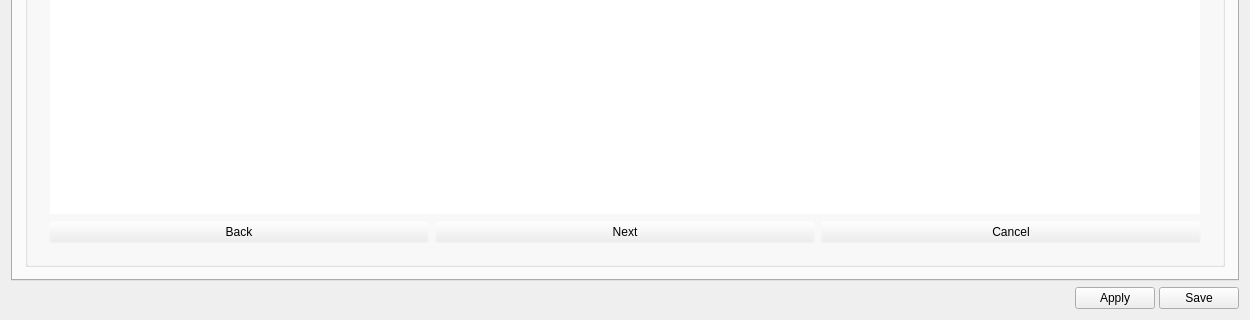
First picture: the form in ground/openpilotgcs/src/plugins/config/input.ui, repository openpilot/OpenPilot, before the edit; both pictures show x 0 to 1250 and y 435 to 755 of the 1250 by 755 pixel window.
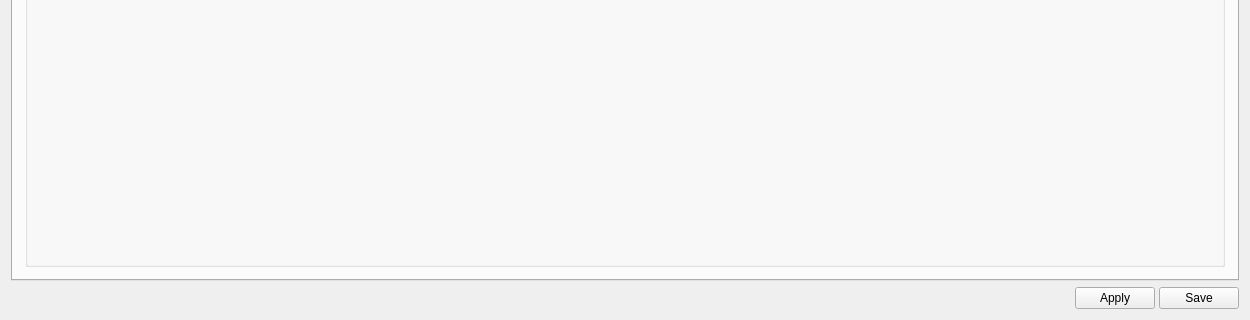
Second picture: the form after the edit. The open tabs and pages were chosen to show the change. Icons and pictures are not drawn.

Commit message:
OP-969 - Fixed unnecessary resizing of input config wizard
Instead of dynamicly adding/removing widgets to the
single wizard page, created all the widgets ahead
and added them to QStackedWidget.

QStackedWidget keeps the size of the biggest child,
so re-layouting is not necessary.

Moved wizard UI to the separate .ui form
as original input.ui and/or implementation
file would be to overloaded otherwise.

```diff
--- a/ground/openpilotgcs/src/plugins/config/input.ui
+++ b/ground/openpilotgcs/src/plugins/config/input.ui
@@ -275,80 +275,6 @@
                  </layout>
                 </widget>
                 <widget class="QWidget" name="wizard">
-                 <layout class="QVBoxLayout" name="verticalLayout_5">
-                  <property name="leftMargin">
-                   <number>12</number>
-                  </property>
-                  <property name="topMargin">
-                   <number>12</number>
-                  </property>
-                  <property name="rightMargin">
-                   <number>12</number>
-                  </property>
-                  <property name="bottomMargin">
-                   <number>12</number>
-                  </property>
-                  <item>
-                   <widget class="QLabel" name="wzText">
-                    <property name="sizePolicy">
-                     <sizepolicy hsizetype="Preferred" vsizetype="Minimum">
-                      <horstretch>0</horstretch>
-                      <verstretch>0</verstretch>
-                     </sizepolicy>
-                    </property>
-                    <property name="wordWrap">
-                     <bool>true</bool>
-                    </property>
-                   </widget>
-                  </item>
-                  <item>
-                   <layout class="QVBoxLayout" name="radioButtonsLayout"/>
-                  </item>
-                  <item>
-                   <layout class="QGridLayout" name="checkBoxesLayout"/>
-                  </item>
-                  <item>
-                   <widget class="QLabel" name="wzText2">
-                    <property name="sizePolicy">
-                     <sizepolicy hsizetype="Preferred" vsizetype="Minimum">
-                      <horstretch>0</horstretch>
-                      <verstretch>0</verstretch>
-                     </sizepolicy>
-                    </property>
-                    <property name="wordWrap">
-                     <bool>true</bool>
-                    </property>
-                   </widget>
-                  </item>
-                  <item>
-                   <widget class="QGraphicsView" name="graphicsView"/>
-                  </item>
-                  <item>
-                   <layout class="QHBoxLayout" name="horizontalLayout_3">
-                    <item>
-                     <widget class="QPushButton" name="wzBack">
-                      <property name="text">
-                       <string>Back</string>
-                      </property>
-                     </widget>
-                    </item>
-                    <item>
-                     <widget class="QPushButton" name="wzNext">
-                      <property name="text">
-                       <string>Next</string>
-                      </property>
-                     </widget>
-                    </item>
-                    <item>
-                     <widget class="QPushButton" name="wzCancel">
-                      <property name="text">
-                       <string>Cancel</string>
-                      </property>
-                     </widget>
-                    </item>
-                   </layout>
-                  </item>
-                 </layout>
                 </widget>
                </widget>
               </item>
```
Left out of the diff: 4 changed lines with no effect on the pictures. The commit also changes 4 other files.
